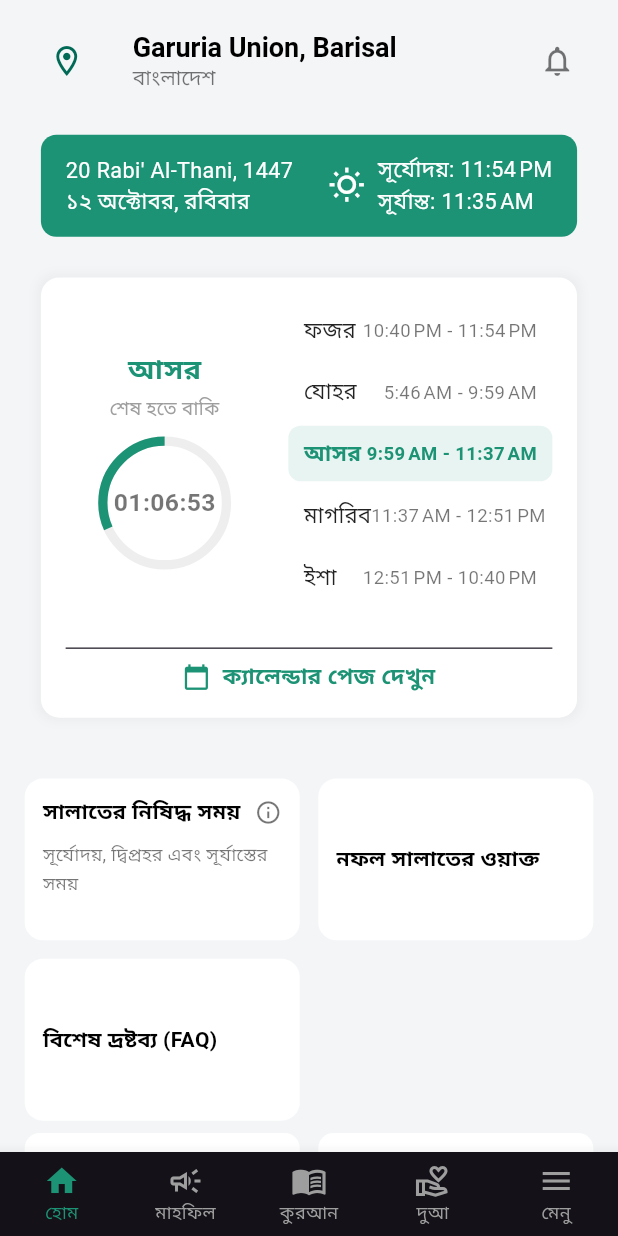
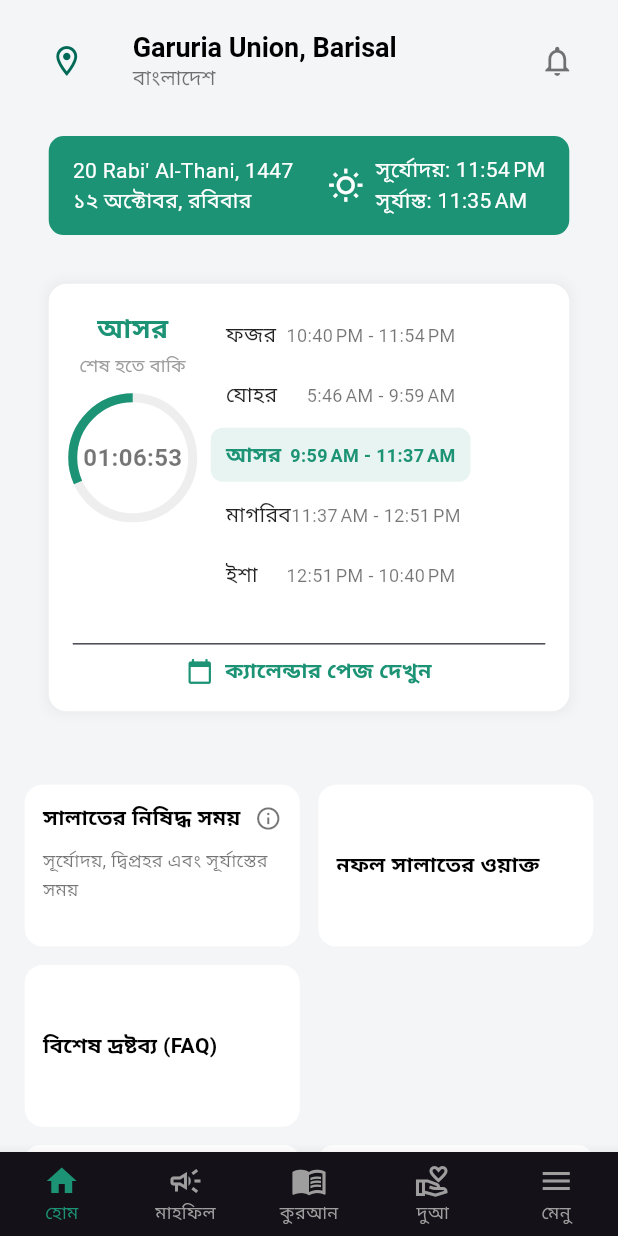
Before and after one commit to Tanvir-136/muslim_day, a Flutter app: the screen it shows after launch, on a phone screen of 412 x 824 dp. Run offline on Flutter 3.47's test engine with Material 3 defaults, Android fonts, the phone set to English and light mode, and no system bars; our stand-ins replace adhan, hijri; Roboto replaces fonts that are missing (HindSiliguri).

Commit message:
five commit

```diff
--- a/lib/screens/home_content.dart
+++ b/lib/screens/home_content.dart
@@ -36,6 +36,7 @@ class _HomeContentState extends State<HomeContent> {
 
   void _updateAllData() {
     final myCoordinates = Coordinates(22.62, 90.25); // Garuria Union
+
     final params = CalculationMethod.karachi.getParameters();
     params.madhab = Madhab.hanafi;
     params.highLatitudeRule = HighLatitudeRule.twilight_angle;
@@ -57,11 +58,13 @@ class _HomeContentState extends State<HomeContent> {
 
   void _updatePrayerProgressAndCountdown() {
     if (_prayerTimes == null) return;
+
     final now = DateTime.now();
     _currentPrayer = _prayerTimes!.currentPrayer();
     final nextPrayer = _prayerTimes!.nextPrayer();
 
     _currentPrayerName = _getPrayerNameInBengali(_currentPrayer);
+
     DateTime? startTime = _prayerTimes!.timeForPrayer(_currentPrayer);
     DateTime? endTime;
 
@@ -96,6 +99,7 @@ class _HomeContentState extends State<HomeContent> {
     } else {
       _prayerProgress = 0.0;
       _timeLeftToEnd = Duration.zero;
+
       if (nextPrayer != null) {
         _currentPrayer = nextPrayer;
         _currentPrayerName = 'পরবর্তী ${_getPrayerNameInBengali(nextPrayer)}';
@@ -129,40 +133,32 @@ class _HomeContentState extends State<HomeContent> {
       return const Center(child: CircularProgressIndicator());
     }
 
-    return LayoutBuilder(
-      builder: (context, constraints) {
-        final screenWidth = constraints.maxWidth;
-        final screenHeight = constraints.maxHeight;
-        final scale = (screenWidth / 400).clamp(0.8, 1.5);
+    final screenWidth = MediaQuery.of(context).size.width;
+    final screenHeight = MediaQuery.of(context).size.height;
     final isTablet = screenWidth > 600;
 
     return SafeArea(
       child: SingleChildScrollView(
         padding: EdgeInsets.symmetric(
-              horizontal: 16 * scale,
-              vertical: 12 * scale,
+          horizontal: screenWidth * 0.04,
+          vertical: screenHeight * 0.015,
         ),
         child: Column(
-              crossAxisAlignment: CrossAxisAlignment.center,
           children: [
             const LocationBar(
               country: 'বাংলাদেশ',
               location: 'Garuria Union, Barisal',
             ),
-                SizedBox(height: 12 * scale),
-                Transform.scale(
-                  scale: scale,
-                  child: DateTimeBar(
+            SizedBox(height: screenHeight * 0.015),
+            DateTimeBar(
               gregorianDate: _gregorianDate,
               hijriDate: _hijriDate,
               sunriseTime: DateFormat.jm().format(_prayerTimes!.sunrise),
-                    sunsetTime: DateFormat.jm()
-                        .format(_prayerTimes!.maghrib.subtract(const Duration(minutes: 2))),
+              sunsetTime: DateFormat.jm().format(_prayerTimes!.maghrib.subtract(const Duration(minutes: 2))),
             ),
-                ),
-                SizedBox(height: 16 * scale),
-                Transform.scale(
-                  scale: scale,
+            SizedBox(height: screenHeight * 0.02),
+            ConstrainedBox(
+              constraints: BoxConstraints(maxWidth: screenWidth * 0.95),
               child: PrayerTimesCard(
                 prayerTimes: _prayerTimes!,
                 currentPrayer: _currentPrayer,
@@ -172,27 +168,26 @@ class _HomeContentState extends State<HomeContent> {
                 tomorrowFajr: _tomorrowFajr!,
               ),
             ),
-                SizedBox(height: 20 * scale),
-                _buildInfoCardsGrid(isTablet, screenWidth, scale),
-                _buildSehriIftarRow(screenWidth, scale),
+            SizedBox(height: screenHeight * 0.025),
+            _buildInfoCardsGrid(isTablet, screenWidth),
+            _buildSehriIftarRow(screenWidth, screenHeight),
           ],
         ),
       ),
     );
-      },
-    );
   }
 
-  Widget _buildInfoCardsGrid(bool isTablet, double screenWidth, double scale) {
+  Widget _buildInfoCardsGrid(bool isTablet, double screenWidth) {
     final crossAxisCount = isTablet ? 3 : 2;
+
     return Padding(
-      padding: EdgeInsets.symmetric(vertical: 8 * scale),
+      padding: EdgeInsets.symmetric(vertical: screenWidth * 0.03),
       child: GridView.count(
         crossAxisCount: crossAxisCount,
         shrinkWrap: true,
         physics: const NeverScrollableScrollPhysics(),
-        crossAxisSpacing: 12 * scale,
-        mainAxisSpacing: 12 * scale,
+        crossAxisSpacing: screenWidth * 0.03,
+        mainAxisSpacing: screenWidth * 0.03,
         childAspectRatio: isTablet ? 2.2 : 1.7,
         children: const [
           InfoCard(
@@ -208,17 +203,16 @@ class _HomeContentState extends State<HomeContent> {
     );
   }
 
-  Widget _buildSehriIftarRow(double screenWidth, double scale) {
+  Widget _buildSehriIftarRow(double screenWidth, double screenHeight) {
     String iftarTime = DateFormat.jm().format(_prayerTimes!.maghrib);
-    String sehriTime =
-        DateFormat.jm().format(_prayerTimes!.fajr.subtract(const Duration(minutes: 10)));
+    String sehriTime = DateFormat.jm().format(_prayerTimes!.fajr.subtract(const Duration(minutes: 10)));
 
     return Padding(
-      padding: EdgeInsets.only(bottom: 16 * scale),
+      padding: EdgeInsets.only(bottom: screenHeight * 0.02),
       child: Row(
         children: [
           Expanded(child: InfoCard.sehriIftar(title: 'সাহরির শেষ', time: sehriTime)),
-          SizedBox(width: 12 * scale),
+          SizedBox(width: screenWidth * 0.03),
           Expanded(child: InfoCard.sehriIftar(title: 'আজকের ইফতার', time: iftarTime)),
         ],
       ),
--- a/lib/widgets/prayer_times_card.dart
+++ b/lib/widgets/prayer_times_card.dart
@@ -23,7 +23,11 @@ class PrayerTimesCard extends StatelessWidget {
 
   @override
   Widget build(BuildContext context) {
-    return Container(
+    final screenWidth = MediaQuery.of(context).size.width;
+
+    return ConstrainedBox(
+      constraints: BoxConstraints(maxWidth: screenWidth * 0.98),
+      child: Container(
         margin: const EdgeInsets.all(16.0),
         padding: const EdgeInsets.all(16.0),
         decoration: BoxDecoration(
@@ -40,11 +44,11 @@ class PrayerTimesCard extends StatelessWidget {
         child: Column(
           children: [
             Row(
-            crossAxisAlignment: CrossAxisAlignment.center,
+              crossAxisAlignment: CrossAxisAlignment.start,
               children: [
-              _buildProgressIndicator(),
-              const SizedBox(width: 16),
-              _buildPrayerList(),
+                Flexible(flex: 3, child: _buildProgressIndicator(context)),
+                const SizedBox(width: 12),
+                Flexible(flex: 4, child: _buildPrayerList()),
               ],
             ),
             const SizedBox(height: 16),
@@ -65,17 +69,22 @@ class PrayerTimesCard extends StatelessWidget {
             ),
           ],
         ),
+      ),
     );
   }
 
-  Widget _buildProgressIndicator() {
-    return Expanded(
-      flex: 3,
-      child: Column(
+  Widget _buildProgressIndicator(BuildContext context) {
+    final textScale = MediaQuery.textScaleFactorOf(context);
+
+    return Column(
       children: [
         Text(
           currentPrayerName,
-            style: const TextStyle(fontSize: 18, fontWeight: FontWeight.bold, color: Color(0xFF1D9375)),
+          style: TextStyle(
+            fontSize: 18 * textScale,
+            fontWeight: FontWeight.bold,
+            color: const Color(0xFF1D9375),
+          ),
         ),
         const SizedBox(height: 4),
         const Text(
@@ -120,7 +129,6 @@ class PrayerTimesCard extends StatelessWidget {
           ],
         ),
       ],
-      ),
     );
   }
 
@@ -128,9 +136,9 @@ class PrayerTimesCard extends StatelessWidget {
     DateTime getEndTime(Prayer prayer) {
       switch (prayer) {
         case Prayer.fajr:
-          return prayerTimes.sunrise; // Fajr ends at sunrise
+          return prayerTimes.sunrise;
         case Prayer.sunrise:
-          return prayerTimes.dhuhr; // Not shown but for logic
+          return prayerTimes.dhuhr;
         case Prayer.dhuhr:
           return prayerTimes.asr;
         case Prayer.asr:
@@ -138,15 +146,13 @@ class PrayerTimesCard extends StatelessWidget {
         case Prayer.maghrib:
           return prayerTimes.isha;
         case Prayer.isha:
-          return tomorrowFajr; // Isha ends at next day’s Fajr
+          return tomorrowFajr;
         default:
           return tomorrowFajr;
       }
     }
 
-    return Expanded(
-      flex: 4,
-      child: Column(
+    return Column(
       children: [
         _prayerRow('ফজর', prayerTimes.fajr, getEndTime(Prayer.fajr), isActive: currentPrayer == Prayer.fajr),
         _prayerRow('যোহর', prayerTimes.dhuhr, getEndTime(Prayer.dhuhr), isActive: currentPrayer == Prayer.dhuhr),
@@ -154,7 +160,6 @@ class PrayerTimesCard extends StatelessWidget {
         _prayerRow('মাগরিব', prayerTimes.maghrib, getEndTime(Prayer.maghrib), isActive: currentPrayer == Prayer.maghrib),
         _prayerRow('ইশা', prayerTimes.isha, getEndTime(Prayer.isha), isActive: currentPrayer == Prayer.isha),
       ],
-      ),
     );
   }
 
```
Lines whose indentation alone changed are shown as unchanged.
